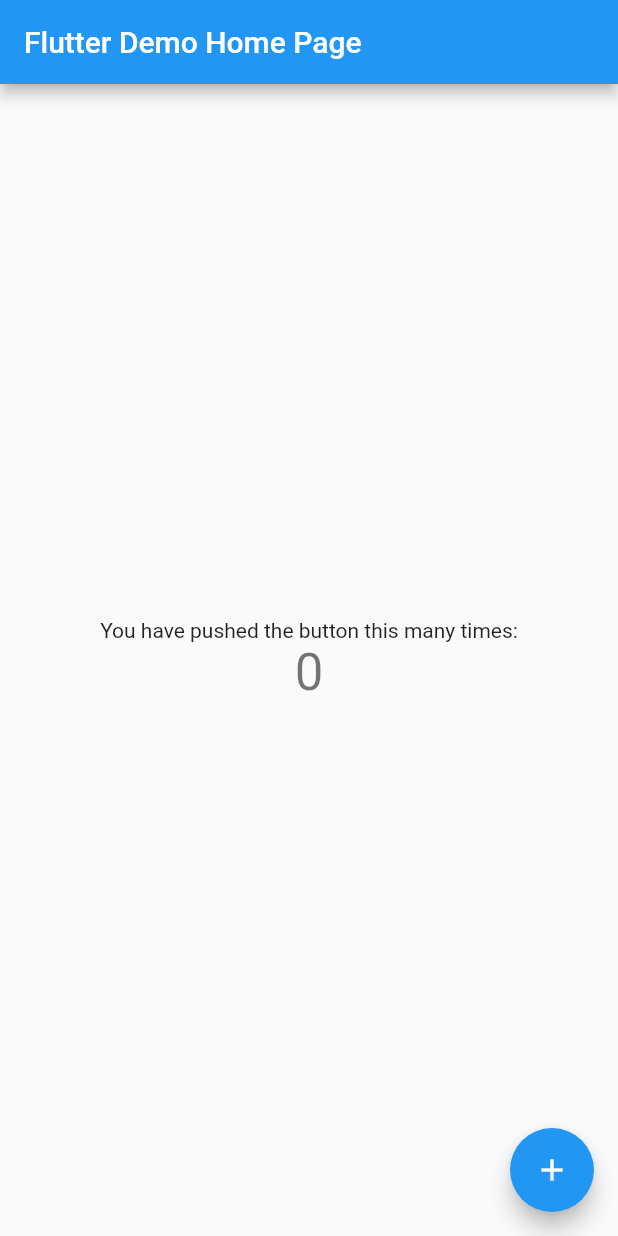
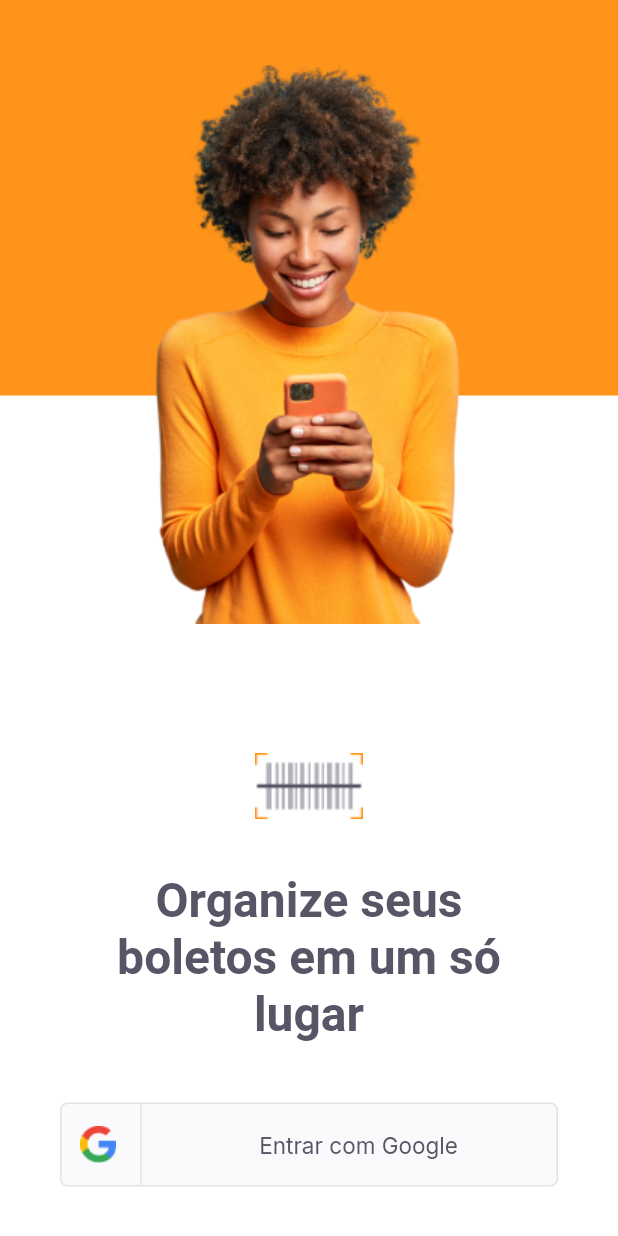
Before and after one commit to pedrolucasD/payflow, a Flutter app: the screen it shows after launch, on a phone screen of 412 x 824 dp. Run offline on Flutter 3.47's test engine with Material 2 defaults, Android fonts, the phone set to English and light mode, and no system bars; our stand-ins replace google_fonts.

Commit message:
Lesson 2, Maximum Speed

```diff
--- a/lib/main.dart
+++ b/lib/main.dart
@@ -1,113 +1,23 @@
 import 'package:flutter/material.dart';
+import 'package:payflow/modules/home/home_page.dart';
+import 'package:payflow/modules/login/login_page.dart';
+import 'package:payflow/modules/splash/splash_page.dart';
+import 'package:payflow/shared/themes/app_colors.dart';
 
 void main() {
-  runApp(MyApp());
+  runApp(AppWidget());
 }
 
-class MyApp extends StatelessWidget {
+class AppWidget extends StatelessWidget {
   // This widget is the root of your application.
   @override
   Widget build(BuildContext context) {
     return MaterialApp(
-      title: 'Flutter Demo',
+      title: 'PayFlow',
       theme: ThemeData(
-        // This is the theme of your application.
-        //
-        // Try running your application with "flutter run". You'll see the
-        // application has a blue toolbar. Then, without quitting the app, try
-        // changing the primarySwatch below to Colors.green and then invoke
-        // "hot reload" (press "r" in the console where you ran "flutter run",
-        // or simply save your changes to "hot reload" in a Flutter IDE).
-        // Notice that the counter didn't reset back to zero; the application
-        // is not restarted.
-        primarySwatch: Colors.blue,
+        primaryColor: AppColors.primary,
       ),
-      home: MyHomePage(title: 'Flutter Demo Home Page'),
+      home: LoginPage(),
     );
   }
 }
-
-class MyHomePage extends StatefulWidget {
-  MyHomePage({Key key, this.title}) : super(key: key);
-
-  // This widget is the home page of your application. It is stateful, meaning
-  // that it has a State object (defined below) that contains fields that affect
-  // how it looks.
-
-  // This class is the configuration for the state. It holds the values (in this
-  // case the title) provided by the parent (in this case the App widget) and
-  // used by the build method of the State. Fields in a Widget subclass are
-  // always marked "final".
-
-  final String title;
-
-  @override
-  _MyHomePageState createState() => _MyHomePageState();
-}
-
-class _MyHomePageState extends State<MyHomePage> {
-  int _counter = 0;
-
-  void _incrementCounter() {
-    setState(() {
-      // This call to setState tells the Flutter framework that something has
-      // changed in this State, which causes it to rerun the build method below
-      // so that the display can reflect the updated values. If we changed
-      // _counter without calling setState(), then the build method would not be
-      // called again, and so nothing would appear to happen.
-      _counter++;
-    });
-  }
-
-  @override
-  Widget build(BuildContext context) {
-    // This method is rerun every time setState is called, for instance as done
-    // by the _incrementCounter method above.
-    //
-    // The Flutter framework has been optimized to make rerunning build methods
-    // fast, so that you can just rebuild anything that needs updating rather
-    // than having to individually change instances of widgets.
-    return Scaffold(
-      appBar: AppBar(
-        // Here we take the value from the MyHomePage object that was created by
-        // the App.build method, and use it to set our appbar title.
-        title: Text(widget.title),
-      ),
-      body: Center(
-        // Center is a layout widget. It takes a single child and positions it
-        // in the middle of the parent.
-        child: Column(
-          // Column is also a layout widget. It takes a list of children and
-          // arranges them vertically. By default, it sizes itself to fit its
-          // children horizontally, and tries to be as tall as its parent.
-          //
-          // Invoke "debug painting" (press "p" in the console, choose the
-          // "Toggle Debug Paint" action from the Flutter Inspector in Android
-          // Studio, or the "Toggle Debug Paint" command in Visual Studio Code)
-          // to see the wireframe for each widget.
-          //
-          // Column has various properties to control how it sizes itself and
-          // how it positions its children. Here we use mainAxisAlignment to
-          // center the children vertically; the main axis here is the vertical
-          // axis because Columns are vertical (the cross axis would be
-          // horizontal).
-          mainAxisAlignment: MainAxisAlignment.center,
-          children: <Widget>[
-            Text(
-              'You have pushed the button this many times:',
-            ),
-            Text(
-              '$_counter',
-              style: Theme.of(context).textTheme.headline4,
-            ),
-          ],
-        ),
-      ),
-      floatingActionButton: FloatingActionButton(
-        onPressed: _incrementCounter,
-        tooltip: 'Increment',
-        child: Icon(Icons.add),
-      ), // This trailing comma makes auto-formatting nicer for build methods.
-    );
-  }
-}
--- /dev/null
+++ b/lib/modules/home/home_page.dart
@@ -0,0 +1,12 @@
+import 'package:flutter/material.dart';
+
+class HomePage extends StatelessWidget {
+  @override
+  Widget build(BuildContext context) {
+    return Scaffold(
+      appBar: AppBar(
+        title: Text("Home Page"),
+      ),
+    );
+  }
+}
--- /dev/null
+++ b/lib/modules/login/login_page.dart
@@ -0,0 +1,79 @@
+import 'package:flutter/material.dart';
+import 'package:payflow/shared/themes/app_colors.dart';
+import 'package:payflow/shared/themes/app_images.dart';
+import 'package:payflow/shared/themes/app_text_styles.dart';
+import 'package:payflow/shared/widgets/social_login/social_login_button.dart';
+
+class LoginPage extends StatefulWidget {
+  @override
+  _LoginPageState createState() => _LoginPageState();
+}
+
+class _LoginPageState extends State<LoginPage> {
+  @override
+  Widget build(BuildContext context) {
+    final size = MediaQuery.of(context).size;
+    return Scaffold(
+      backgroundColor: AppColors.background,
+      body: Container(
+        width: size.width,
+        height: size.height,
+        child: Stack(
+          children: [
+            Container(
+              width: size.width,
+              height: size.height * 0.32,
+              color: AppColors.primary,
+            ),
+            Positioned(
+              top: 40,
+              left: 0,
+              right: 0,
+              child: Image.asset(
+                AppImages.person,
+                width: size.width,
+                height: size.height * 0.46,
+              ),
+            ),
+            Positioned(
+              bottom: size.height * 0.04,
+              left: 0,
+              right: 0,
+              child: Column(
+                // mainAxisAlignment: MainAxisAlignment.center,
+                // crossAxisAlignment: CrossAxisAlignment.center,
+                children: [
+                  Image.asset(AppImages.logomini),
+                  Padding(
+                    padding: const EdgeInsets.only(
+                      top: 35,
+                      left: 70,
+                      right: 70,
+                    ),
+                    child: Text(
+                      "Organize seus boletos em um só lugar",
+                      style: TextStyles.titleHome,
+                      textAlign: TextAlign.center,
+                    ),
+                  ),
+                  Padding(
+                    padding: const EdgeInsets.only(
+                      left: 40,
+                      right: 40,
+                      top: 40,
+                    ),
+                    child: SocialLoginButton(
+                      onTap: () {
+                        print("clicou");
+                      },
+                    ),
+                  )
+                ],
+              ),
+            )
+          ],
+        ),
+      ),
+    );
+  }
+}
--- /dev/null
+++ b/lib/modules/splash/splash_page.dart
@@ -0,0 +1,18 @@
+import 'package:flutter/material.dart';
+import 'package:payflow/shared/themes/app_colors.dart';
+import 'package:payflow/shared/themes/app_images.dart';
+
+class SplashPage extends StatelessWidget {
+  @override
+  Widget build(BuildContext context) {
+    return Scaffold(
+      backgroundColor: AppColors.background,
+      body: Stack(
+        children: [
+          Center(child: Image.asset(AppImages.union)),
+          Center(child: Image.asset(AppImages.logoFull)),
+        ],
+      ),
+    );
+  }
+}
--- /dev/null
+++ b/lib/shared/widgets/social_login/social_login_button.dart
@@ -0,0 +1,59 @@
+import 'package:flutter/material.dart';
+import 'package:payflow/shared/themes/app_colors.dart';
+import 'package:payflow/shared/themes/app_images.dart';
+import 'package:payflow/shared/themes/app_text_styles.dart';
+
+class SocialLoginButton extends StatelessWidget {
+  final VoidCallback onTap;
+
+  const SocialLoginButton({Key key, this.onTap}) : super(key: key);
+
+  @override
+  Widget build(BuildContext context) {
+    return InkWell(
+      onTap: onTap,
+      child: Container(
+        height: 56,
+        decoration: BoxDecoration(
+            color: AppColors.shape,
+            borderRadius: BorderRadius.circular(5),
+            border: Border.fromBorderSide(
+              BorderSide(color: AppColors.stroke),
+            )),
+        child: Row(
+          children: [
+            Expanded(
+              flex: 1,
+              child: Row(
+                mainAxisAlignment: MainAxisAlignment.center,
+                children: [
+                  Image.asset(AppImages.google),
+                  SizedBox(
+                    width: 16,
+                  ),
+                  Container(
+                    height: 56,
+                    width: 1,
+                    color: AppColors.stroke,
+                  ),
+                ],
+              ),
+            ),
+            Expanded(
+              flex: 4,
+              child: Row(
+                mainAxisAlignment: MainAxisAlignment.center,
+                children: [
+                  Text(
+                    "Entrar com Google",
+                    style: TextStyles.buttonGray,
+                  ),
+                ],
+              ),
+            )
+          ],
+        ),
+      ),
+    );
+  }
+}
```
Also changed, not shown: 2 other files.
